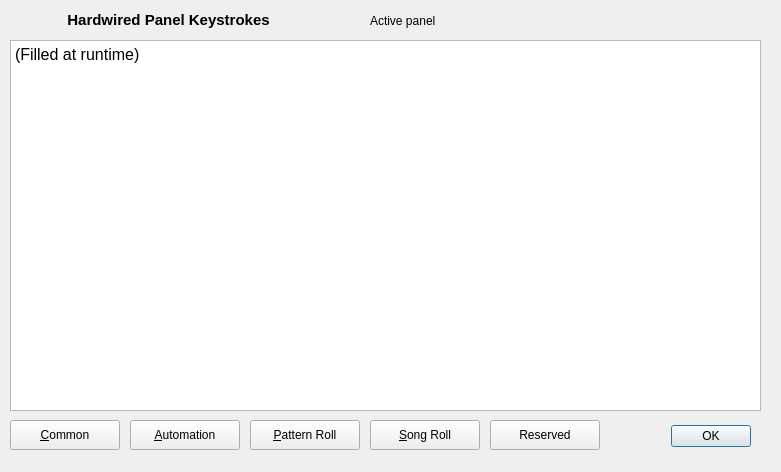
Qt form seq_qt5/forms/qsappinfo.ui (ahlstromcj/seq66) before a commit.
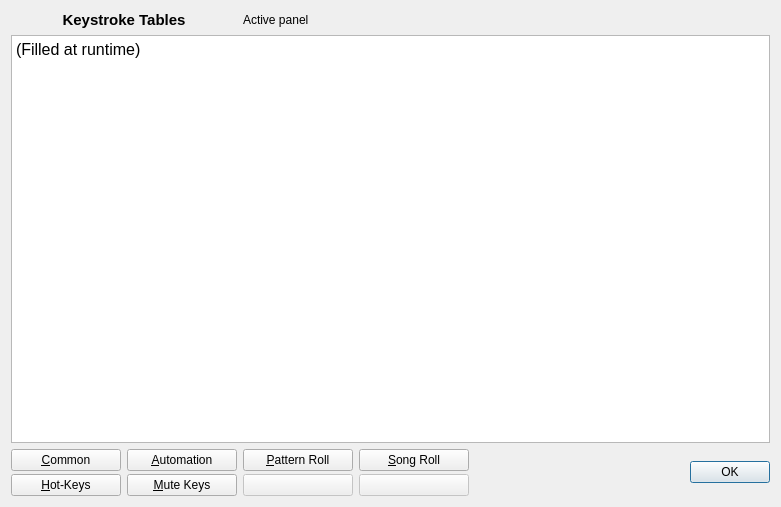
The same form after that commit.

The edit to the form file:
```diff
--- a/seq_qt5/forms/qsappinfo.ui
+++ b/seq_qt5/forms/qsappinfo.ui
@@ -7,37 +7,15 @@
     <x>0</x>
     <y>0</y>
     <width>781</width>
-    <height>472</height>
+    <height>507</height>
    </rect>
   </property>
   <property name="windowTitle">
    <string>Build Information</string>
   </property>
-  <widget class="QDialogButtonBox" name="buttonBox">
-   <property name="geometry">
-    <rect>
-     <x>660</x>
-     <y>420</y>
-     <width>91</width>
-     <height>32</height>
-    </rect>
-   </property>
-   <property name="orientation">
-    <enum>Qt::Horizontal</enum>
-   </property>
-   <property name="standardButtons">
-    <set>QDialogButtonBox::Ok</set>
-   </property>
-  </widget>
+  <layout class="QGridLayout" name="gridLayout_2">
+   <item row="0" column="0">
   <widget class="QLabel" name="panelLabel">
-   <property name="geometry">
-    <rect>
-     <x>28</x>
-     <y>12</y>
-     <width>281</width>
-     <height>16</height>
-    </rect>
-   </property>
    <property name="font">
     <font>
      <pointsize>11</pointsize>
@@ -46,34 +24,22 @@
     </font>
    </property>
    <property name="text">
-    <string>Hardwired Panel Keystrokes</string>
+      <string>Keystroke Tables</string>
    </property>
    <property name="alignment">
     <set>Qt::AlignCenter</set>
    </property>
   </widget>
+   </item>
+   <item row="0" column="1" colspan="2">
   <widget class="QLabel" name="appPanelLabel">
-   <property name="geometry">
-    <rect>
-     <x>370</x>
-     <y>10</y>
-     <width>391</width>
-     <height>22</height>
-    </rect>
-   </property>
    <property name="text">
     <string>Active panel</string>
    </property>
   </widget>
+   </item>
+   <item row="1" column="0" colspan="3">
   <widget class="QTextBrowser" name="textBrowser">
-   <property name="geometry">
-    <rect>
-     <x>10</x>
-     <y>40</y>
-     <width>751</width>
-     <height>371</height>
-    </rect>
-   </property>
    <property name="html">
     <string>&lt;!DOCTYPE HTML PUBLIC &quot;-//W3C//DTD HTML 4.0//EN&quot; &quot;http://www.w3.org/TR/REC-html40/strict.dtd&quot;&gt;
 &lt;html&gt;&lt;head&gt;&lt;meta name=&quot;qrichtext&quot; content=&quot;1&quot; /&gt;&lt;style type=&quot;text/css&quot;&gt;
@@ -82,71 +48,135 @@
 &lt;p style=&quot; margin-top:0px; margin-bottom:0px; margin-left:0px; margin-right:0px; -qt-block-indent:0; text-indent:0px;&quot;&gt;&lt;span style=&quot; font-family:'Noto Sans'; font-size:12pt; font-weight:400;&quot;&gt;(Filled at runtime)&lt;/span&gt;&lt;/p&gt;&lt;/body&gt;&lt;/html&gt;</string>
    </property>
   </widget>
+   </item>
+   <item row="2" column="0" colspan="2">
+    <layout class="QGridLayout" name="gridLayout">
+     <property name="verticalSpacing">
+      <number>3</number>
+     </property>
+     <item row="0" column="0">
   <widget class="QPushButton" name="buttonCommonKeys">
-   <property name="geometry">
-    <rect>
-     <x>10</x>
-     <y>420</y>
+       <property name="minimumSize">
+        <size>
      <width>110</width>
-     <height>30</height>
-    </rect>
+         <height>0</height>
+        </size>
    </property>
    <property name="text">
     <string>&amp;Common</string>
    </property>
   </widget>
+     </item>
+     <item row="0" column="1">
+      <widget class="QPushButton" name="buttonAutomation">
+       <property name="minimumSize">
+        <size>
+         <width>110</width>
+         <height>0</height>
+        </size>
+       </property>
+       <property name="text">
+        <string>&amp;Automation</string>
+       </property>
+      </widget>
+     </item>
+     <item row="0" column="2">
   <widget class="QPushButton" name="buttonSeqroll">
-   <property name="geometry">
-    <rect>
-     <x>250</x>
-     <y>420</y>
+       <property name="minimumSize">
+        <size>
      <width>110</width>
-     <height>30</height>
-    </rect>
+         <height>0</height>
+        </size>
    </property>
    <property name="text">
     <string>&amp;Pattern Roll</string>
    </property>
   </widget>
+     </item>
+     <item row="0" column="3">
   <widget class="QPushButton" name="buttonPerfroll">
-   <property name="geometry">
-    <rect>
-     <x>370</x>
-     <y>420</y>
+       <property name="minimumSize">
+        <size>
      <width>110</width>
-     <height>30</height>
-    </rect>
+         <height>0</height>
+        </size>
    </property>
    <property name="text">
     <string>&amp;Song Roll</string>
    </property>
   </widget>
-  <widget class="QPushButton" name="buttonAutomation">
-   <property name="geometry">
-    <rect>
-     <x>130</x>
-     <y>420</y>
+     </item>
+     <item row="1" column="0">
+      <widget class="QPushButton" name="buttonHotKeys">
+       <property name="minimumSize">
+        <size>
      <width>110</width>
-     <height>30</height>
-    </rect>
+         <height>0</height>
+        </size>
    </property>
    <property name="text">
-    <string>&amp;Automation</string>
-   </property>
-  </widget>
-  <widget class="QPushButton" name="buttonReserved">
-   <property name="geometry">
-    <rect>
-     <x>490</x>
-     <y>420</y>
+        <string>&amp;Hot-Keys</string>
+       </property>
+      </widget>
+     </item>
+     <item row="1" column="1">
+      <widget class="QPushButton" name="buttonMutesKeys">
+       <property name="minimumSize">
+        <size>
      <width>110</width>
-     <height>30</height>
-    </rect>
+         <height>0</height>
+        </size>
    </property>
    <property name="text">
-    <string>Reserved</string>
-   </property>
-  </widget>
+        <string>&amp;Mute Keys</string>
+       </property>
+      </widget>
+     </item>
+     <item row="1" column="2">
+      <widget class="QPushButton" name="buttonReserved_1">
+       <property name="enabled">
+        <bool>false</bool>
+       </property>
+       <property name="minimumSize">
+        <size>
+         <width>110</width>
+         <height>0</height>
+        </size>
+       </property>
+       <property name="text">
+        <string/>
+       </property>
+      </widget>
+     </item>
+     <item row="1" column="3">
+      <widget class="QPushButton" name="buttonReserved_2">
+       <property name="enabled">
+        <bool>false</bool>
+       </property>
+       <property name="minimumSize">
+        <size>
+         <width>110</width>
+         <height>0</height>
+        </size>
+       </property>
+       <property name="text">
+        <string/>
+       </property>
+      </widget>
+     </item>
+    </layout>
+   </item>
+   <item row="2" column="2">
+    <widget class="QDialogButtonBox" name="buttonBox">
+     <property name="orientation">
+      <enum>Qt::Horizontal</enum>
+     </property>
+     <property name="standardButtons">
+      <set>QDialogButtonBox::Ok</set>
+     </property>
+    </widget>
+   </item>
+  </layout>
  </widget>
  <tabstops>
   <tabstop>textBrowser</tabstop>
```
Left out of the diff: 2 changed lines with no effect on the pictures. Lines whose indentation alone changed are shown as unchanged.
